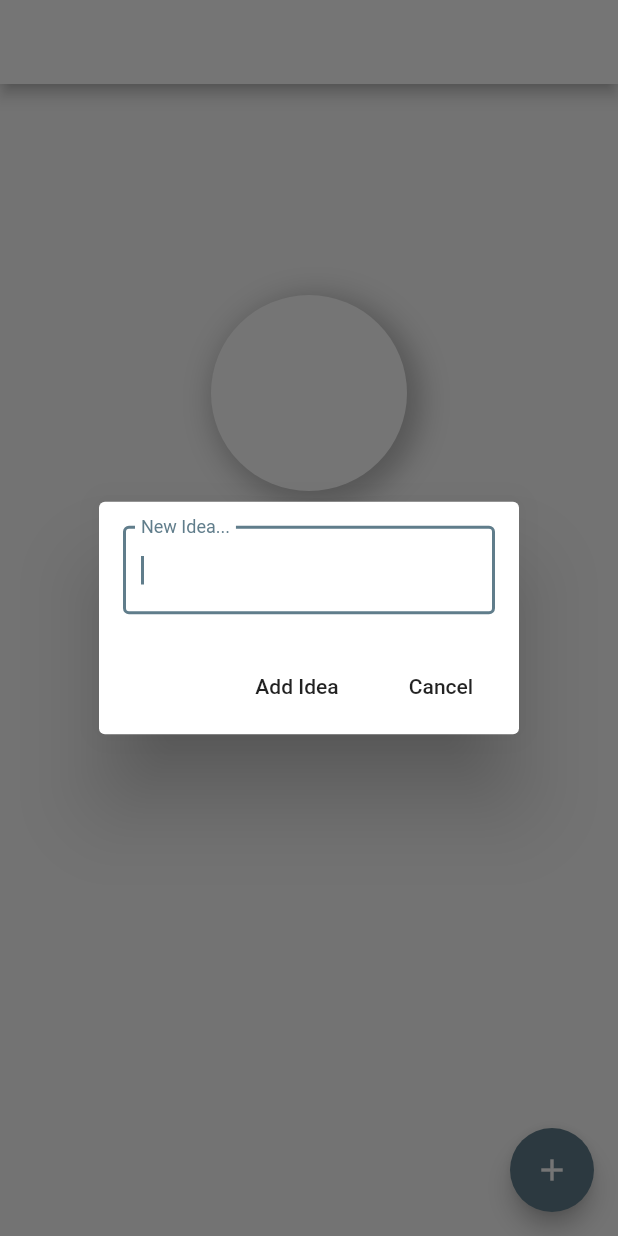
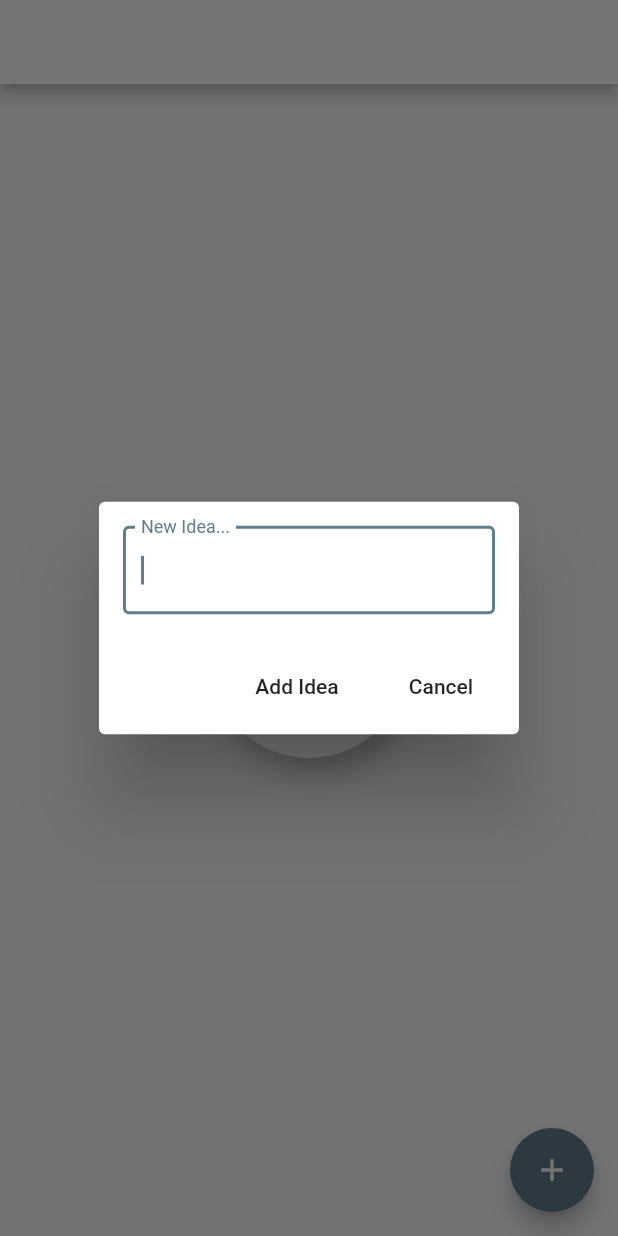
Before and after one commit to Elleo/myntan, a Flutter app: the IdeaPage screen opened directly with empty values, after a tap on the "add" icon, on a phone screen of 412 x 824 dp. Run offline on Flutter 3.47's test engine with Material 2 defaults, Android fonts, the phone set to English and light mode, and no system bars.

Commit message:
Fix centering of mind maps

```diff
--- a/lib/main.dart
+++ b/lib/main.dart
@@ -156,6 +156,9 @@
             ),
             body: RefreshIndicator(
                 onRefresh: _refresh,
+                child: Center(
+                    child: AspectRatio(
+                        aspectRatio: 1,
                         child: GridView.count(
                             crossAxisSpacing: 10,
                             mainAxisSpacing: 10,
@@ -165,8 +168,11 @@
                                     mindmap: idea,
                                     idea: idea,
                                     center: false,
+                                    large: true,
                                 );
                             }).toList(),
+                        ),
+                    ),
                 ),
             ),
             floatingActionButton: FloatingActionButton(
@@ -184,11 +190,13 @@
         @required this.mindmap,
         @required this.idea,
         this.center,
+        this.large,
     }) : super (key: key);
 
     var mindmap;
     var idea;
     bool center = false;
+    bool large = false;
 
     Object getIdea(String searchId, var searchMap) {
         if (searchMap['identifier'] == searchId) {
@@ -244,8 +252,8 @@
                     }
                 },
                 child: Center(child: Container(
-                    height: this.center ? 256 : 128,
-                    width: this.center ? 256 : 128,
+                    height: this.large ? 256 : 128,
+                    width: this.large ? 256 : 128,
                     decoration: BoxDecoration(
                         shape: BoxShape.circle,
                         color: strToColor(this.idea['color']),
@@ -353,7 +361,10 @@
         }
         return Scaffold(
             appBar: appBar,
-            body: GridView.count(
+            body: Center(
+                child: AspectRatio(
+                    aspectRatio: 1,
+                    child: GridView.count(
                         crossAxisSpacing: 10,
                         mainAxisSpacing: 10,
                         crossAxisCount: gridSize,
@@ -361,9 +372,12 @@
                             return Idea(
                                 mindmap: widget.mindmap,
                                 idea: idea,
-                            center: idea == widget.idea
+                                center: idea == widget.idea,
+                                large: idea == widget.idea,
                             );
                         }).toList(),
+                    ),
+                ),
             ),
             floatingActionButton: FloatingActionButton(
                 onPressed: _addIdea,
```
Also changed, not shown: 1 other file. Lines whose indentation alone changed are shown as unchanged.
